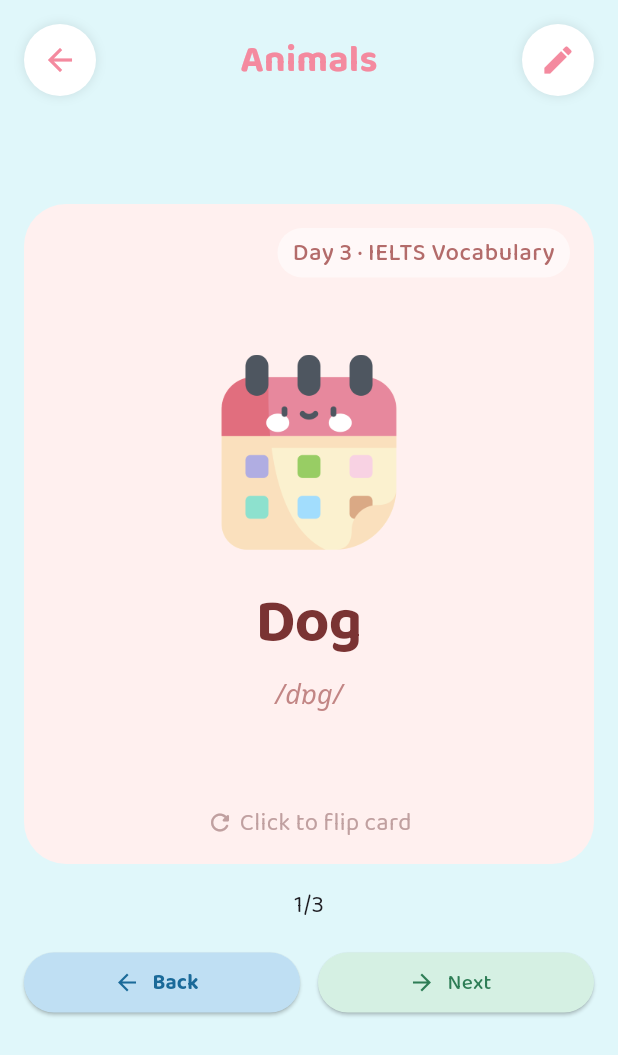
After one commit to rstzsy/FlashCardApp, a Flutter app: the FlashcardStudyScreen screen opened directly, on a phone screen of 412 x 824 dp. The commit adds this screen. Shown: the top 1055 px of the screen. Run offline on Flutter 3.47's test engine with Material 3 defaults, Android fonts, the phone set to English and light mode, and no system bars; our stand-ins replace fl_chart, google_fonts, image_picker, share_plus.

Commit message:
done UI Flashcard(study page)

```diff
--- a/flashcard_app/lib/core/widgets/app_popup.dart
+++ b/flashcard_app/lib/core/widgets/app_popup.dart
@@ -9,6 +9,7 @@ class AppPopup {
     IconData icon = Icons.check_circle,
     Color iconColor = Colors.green,
     String buttonText = "OK",
+    VoidCallback? onPressed,
   }) {
     showDialog(
       context: context,
@@ -63,6 +64,7 @@ class AppPopup {
                   child: ElevatedButton(
                     onPressed: () {
                       Navigator.pop(context);
+                      onPressed?.call();
                     },
                     style: ElevatedButton.styleFrom(
                       backgroundColor: AppColors.primary,
--- /dev/null
+++ b/flashcard_app/lib/features/flashcard/screens/flashcard_study_screen.dart
@@ -0,0 +1,116 @@
+import 'package:flashcard_app/core/themes/app_colors.dart';
+import 'package:flutter/material.dart';
+import '../../../core/widgets/app_popup.dart';
+import '../../../models/flashcardModel.dart';
+import '../widgets/flashcard_study_card.dart';
+import '../widgets/flashcard_study_control.dart';
+import '../widgets/flashcard_study_footer.dart';
+import '../widgets/flashcard_study_header.dart';
+
+class FlashcardStudyScreen extends StatefulWidget {
+  const FlashcardStudyScreen({super.key});
+
+  @override
+  State<FlashcardStudyScreen> createState() => _FlashcardStudyScreenState();
+}
+
+class _FlashcardStudyScreenState extends State<FlashcardStudyScreen> {
+  final List<FlashcardModel> flashcards = [
+    FlashcardModel(
+      day: 3,
+      level: "IELTS Vocabulary",
+      image: "assets/component/calendar.png",
+      word: "Dog", //
+      meaning: "A domesticated animal often kept as a pet",
+      phonetic: "/dɒg/",
+      example: "The dog is running in the park.",
+    ),
+    FlashcardModel(
+      day: 3,
+      level: "IELTS Vocabulary",
+      image: "assets/component/calendar.png",
+      word: "Cat",
+      meaning: "A small domesticated animal with soft fur",
+      phonetic: "/kæt/",
+      example: "The cat is sleeping on the sofa.",
+    ),
+    FlashcardModel(
+      day: 3,
+      level: "IELTS Vocabulary",
+      image: "assets/component/calendar.png",
+      word: "Bird",
+      meaning: "An animal with feathers and wings",
+      phonetic: "/bɜ:d/",
+      example: "The bird is flying in the sky.",
+    ),
+  ];
+
+  int currentIndex = 0;
+
+  void nextCard() {
+    if (currentIndex < flashcards.length - 1) {
+      setState(() => currentIndex++);
+    } else {
+      AppPopup.show(
+        context: context,
+        title: "Congratulation!",
+        message: "You studied all flashcards",
+        icon: Icons.emoji_events,
+        iconColor: Colors.amber,
+        buttonText: "Again",
+        onPressed: () {
+          setState(() {
+            currentIndex = 0;
+          });
+        },
+      );
+    }
+  }
+
+  void prevCard() {
+    if (currentIndex > 0) {
+      setState(() => currentIndex--);
+    }
+  }
+
+  @override
+  Widget build(BuildContext context) {
+    final flashcard = flashcards[currentIndex];
+
+    return Scaffold(
+      backgroundColor: AppColors.mainColor,
+      body: SafeArea(
+        child: Column(
+          children: [
+            const FlashcardStudyHeader(),
+
+            Expanded(
+              child: Padding(
+                padding: const EdgeInsets.all(16),
+                child: Column(
+                  children: [
+                    FlashcardStudyCard(
+                      key: ValueKey(currentIndex),
+                      flashcard: flashcard,
+                    ),
+
+                    const SizedBox(height: 16),
+
+                    FlashcardStudyFooter(
+                      current: currentIndex + 1,
+                      total: flashcards.length,
+                    ),
+
+                    const SizedBox(height: 16),
+
+                    FlashcardStudyControls(onNext: nextCard, onBack: prevCard),
+                  ],
+                ),
+              ),
+            ),
+          ],
+        ),
+      ),
+    );
+  }
+}
--- a/flashcard_app/lib/features/flashcard/widgets/flashcard_item.dart
+++ b/flashcard_app/lib/features/flashcard/widgets/flashcard_item.dart
@@ -1,4 +1,3 @@
-import 'dart:io';
 import 'package:flashcard_app/core/themes/app_colors.dart';
 import 'package:flutter/material.dart';
 
@@ -29,7 +28,7 @@ class FlashcardItem extends StatelessWidget {
         boxShadow: [
           BoxShadow(
             color: Colors.black.withOpacity(0.08),
-            blurRadius: 12, // độ lan
+            blurRadius: 12,
             offset: const Offset(0, 4),
           ),
         ],
--- /dev/null
+++ b/flashcard_app/lib/features/flashcard/widgets/flashcard_study_card.dart
@@ -0,0 +1,341 @@
+import 'dart:math';
+import 'package:flutter/material.dart';
+import 'package:google_fonts/google_fonts.dart';
+import '../../../models/flashcardModel.dart';
+
+class FlashcardStudyCard extends StatefulWidget {
+  final FlashcardModel flashcard;
+
+  const FlashcardStudyCard({super.key, required this.flashcard});
+
+  @override
+  State<FlashcardStudyCard> createState() => _FlashcardStudyCardState();
+}
+
+class _FlashcardStudyCardState extends State<FlashcardStudyCard>
+    with SingleTickerProviderStateMixin {
+  bool isFront = true;
+  late AnimationController _controller;
+  late Animation<double> _animation;
+
+  static const Color kCardFront = Color(0xFFF7D6D5);
+  static const Color kCardBack = Color(0xFFFFF0EF);
+  static const Color kAccentDeep = Color(0xFF7A3333);
+  static const Color kAccentMid = Color(0xFFB36B6A);
+  static const Color kAccentLight = Color(0xFFC0A0A0);
+  static const Color kDivider = Color(0xFFEAC8C7);
+  static const Color kExampleBg = Color(0x66F7D6D5);
+  static const Color kTagBg = Color(0x8DFFFFFF);
+  static const Color kBadgeDay = Color(0xFFF7D6D5);
+  static const Color kBadgeLevel = Color(0xFFD5EAF7);
+
+  @override
+  void initState() {
+    super.initState();
+    _controller = AnimationController(
+      duration: const Duration(milliseconds: 600),
+      vsync: this,
+    );
+    _animation = CurvedAnimation(
+      parent: _controller,
+      curve: const Cubic(0.4, 0.2, 0.2, 1.0),
+    );
+  }
+
+  @override
+  void dispose() {
+    _controller.dispose();
+    super.dispose();
+  }
+
+  void flipCard() {
+    if (_controller.isAnimating) return;
+    if (isFront) {
+      _controller.forward();
+    } else {
+      _controller.reverse();
+    }
+    setState(() => isFront = !isFront);
+  }
+
+  @override
+  Widget build(BuildContext context) {
+    return GestureDetector(
+      onTap: flipCard,
+      child: SizedBox(
+        width: double.infinity,
+        height: 480,
+        child: AnimatedBuilder(
+          animation: _animation,
+          builder: (context, _) {
+            // flip
+            final angle = _animation.value * pi;
+            final showFront = angle < pi / 2;
+
+            return Transform(
+              alignment: Alignment.center,
+              transform:
+                  Matrix4.identity()
+                    ..setEntry(3, 2, 0.001)
+                    ..rotateY(angle),
+              child:
+                  showFront
+                      ? _buildFront()
+                      : Transform(
+                        alignment: Alignment.center,
+                        transform: Matrix4.rotationY(pi),
+                        child: _buildBack(),
+                      ),
+            );
+          },
+        ),
+      ),
+    );
+  }
+
+  // front card
+  Widget _buildFront() {
+    final f = widget.flashcard;
+
+    return Container(
+      width: double.infinity,
+      height: double.infinity,
+      margin: const EdgeInsets.only(top: 40),
+      decoration: BoxDecoration(
+        color: kCardBack,
+        borderRadius: BorderRadius.circular(28),
+      ),
+      child: Stack(
+        children: [
+          // Tag Day
+          Positioned(
+            top: 16,
+            right: 16,
+            child: Container(
+              padding: const EdgeInsets.symmetric(horizontal: 10, vertical: 5),
+              decoration: BoxDecoration(
+                color: kTagBg,
+                borderRadius: BorderRadius.circular(20),
+              ),
+              child: Text(
+                'Day ${f.day} · ${f.level}',
+                style: const TextStyle(
+                  fontSize: 16,
+                  fontWeight: FontWeight.w500,
+                  color: kAccentMid,
+                  letterSpacing: 0.4,
+                ),
+              ),
+            ),
+          ),
+
+          // flashcard content
+          Center(
+            child: Column(
+              mainAxisSize: MainAxisSize.min,
+              children: [
+                Container(
+                  width: 130,
+                  height: 130,
+                  child: ClipRRect(
+                    borderRadius: BorderRadius.circular(20),
+                    child: Image.asset(f.image, fit: BoxFit.contain),
+                  ),
+                ),
+                const SizedBox(height: 20),
+
+                // word
+                Text(
+                  f.word,
+                  style: const TextStyle(
+                    fontSize: 40,
+                    fontWeight: FontWeight.bold,
+                    color: kAccentDeep,
+                    letterSpacing: -0.5,
+                  ),
+                ),
+                const SizedBox(height: 6),
+
+                // Phonetic
+                Text(
+                  f.phonetic,
+                  style: GoogleFonts.notoSans(
+                    fontSize: 18,
+                    fontStyle: FontStyle.italic,
+                    color: kAccentMid.withOpacity(0.8),
+                  ),
+                ),
+              ],
+            ),
+          ),
+
+          // Hint to flip
+          Positioned(
+            bottom: 16,
+            left: 0,
+            right: 0,
+            child: Row(
+              mainAxisAlignment: MainAxisAlignment.center,
+              children: const [
+                Icon(Icons.refresh_rounded, size: 18, color: kAccentLight),
+                SizedBox(width: 4),
+                Text(
+                  'Click to flip card',
+                  style: TextStyle(fontSize: 16, color: kAccentLight),
+                ),
+              ],
+            ),
+          ),
+        ],
+      ),
+    );
+  }
+
+  // back card
+  Widget _buildBack() {
+    final f = widget.flashcard;
+
+    return Container(
+      width: double.infinity,
+      height: double.infinity,
+      margin: const EdgeInsets.only(top: 40),
+      padding: const EdgeInsets.all(20),
+      decoration: BoxDecoration(
+        color: kCardBack,
+        borderRadius: BorderRadius.circular(28),
+        border: Border.all(color: kDivider, width: 0.5),
+      ),
+      child: Column(
+        crossAxisAlignment: CrossAxisAlignment.start,
+        children: [
+          // top badge
+          Row(
+            children: [
+              _Badge(text: 'Day ${f.day}', bg: kBadgeDay, fg: kAccentMid),
+              const Spacer(),
+              _Badge(
+                text: f.level,
+                bg: kBadgeLevel,
+                fg: const Color(0xFF3A7FAA),
+              ),
+            ],
+          ),
+          const SizedBox(height: 16),
+
+          // row(image + word)
+          Row(
+            crossAxisAlignment: CrossAxisAlignment.center,
+            children: [
+              Container(
+                width: 72,
+                height: 72,
+                child: ClipRRect(
+                  borderRadius: BorderRadius.circular(16),
+                  child: Image.asset(f.image, fit: BoxFit.contain),
+                ),
+              ),
+              const SizedBox(width: 14),
+              Expanded(
+                child: Column(
+                  crossAxisAlignment: CrossAxisAlignment.start,
+                  children: [
+                    Text(
+                      f.word,
+                      style: const TextStyle(
+                        fontSize: 30,
+                        fontWeight: FontWeight.bold,
+                        color: kAccentDeep,
+                        letterSpacing: -0.3,
+                      ),
+                    ),
+                    const SizedBox(height: 3),
+                    Text(
+                      f.meaning,
+                      style: const TextStyle(fontSize: 16, color: kAccentMid),
+                    ),
+                    const SizedBox(height: 2),
+                    Text(
+                      f.phonetic,
+                      style: GoogleFonts.notoSans(
+                        fontSize: 18,
+                        fontStyle: FontStyle.italic,
+                        color: kAccentMid.withOpacity(0.8),
+                      ),
+                    ),
+                  ],
+                ),
+              ),
+            ],
+          ),
+          const SizedBox(height: 14),
+
+          // Divider
+          const Divider(color: kDivider, thickness: 0.5, height: 1),
+          const SizedBox(height: 14),
+
+          // Example box
+          Container(
+            width: double.infinity,
+            padding: const EdgeInsets.symmetric(horizontal: 14, vertical: 10),
+            decoration: BoxDecoration(
+              color: kExampleBg,
+              borderRadius: BorderRadius.circular(13),
+            ),
+            child: Column(
+              crossAxisAlignment: CrossAxisAlignment.start,
+              children: [
+                const Text(
+                  'EXAMPLE',
+                  style: TextStyle(
+                    fontSize: 18,
+                    fontWeight: FontWeight.w600,
+                    color: kAccentMid,
+                    letterSpacing: 0.8,
+                  ),
+                ),
+                const SizedBox(height: 5),
+                Text(
+                  f.example,
+                  style: const TextStyle(
+                    fontSize: 18,
+                    color: kAccentDeep,
+                    height: 1.6,
+                  ),
+                ),
+              ],
+            ),
+          ),
+        ],
+      ),
+    );
+  }
+}
+
+// badge
+class _Badge extends StatelessWidget {
+  final String text;
+  final Color bg;
+  final Color fg;
+
+  const _Badge({required this.text, required this.bg, required this.fg});
+
+  @override
+  Widget build(BuildContext context) {
+    return Container(
+      padding: const EdgeInsets.symmetric(horizontal: 10, vertical: 5),
+      decoration: BoxDecoration(
+        color: bg,
+        borderRadius: BorderRadius.circular(20),
+      ),
+      child: Text(
+        text,
+        style: TextStyle(
+          fontSize: 16,
+          fontWeight: FontWeight.w500,
+          color: fg,
+          letterSpacing: 0.3,
+        ),
+      ),
+    );
+  }
+}
--- /dev/null
+++ b/flashcard_app/lib/features/flashcard/widgets/flashcard_study_control.dart
@@ -0,0 +1,49 @@
+import 'package:flutter/material.dart';
+
+class FlashcardStudyControls extends StatelessWidget {
+  final VoidCallback onNext;
+  final VoidCallback onBack;
+
+  const FlashcardStudyControls({
+    super.key,
+    required this.onNext,
+    required this.onBack,
+  });
+
+  @override
+  Widget build(BuildContext context) {
+    return Column(
+      children: [
+        Row(
+          children: [
+            Expanded(
+              child: ElevatedButton.icon(
+                onPressed: onBack,
+                icon: const Icon(Icons.arrow_back, color: Color(0xFF1A6A99),),
+                label: const Text(
+                  "Back",
+                  style: TextStyle(
+                    color: Color(0xFF1A6A99),
+                    fontWeight: FontWeight.bold,
+                  ),
+                ),
+                style: ElevatedButton.styleFrom(
+                  backgroundColor: Color.fromARGB(255, 191, 223, 243),
+                ),
+              ),
+            ),
+            const SizedBox(width: 12),
+            Expanded(
+              child: ElevatedButton.icon(
+                onPressed: onNext,
+                icon: const Icon(Icons.arrow_forward, color: Color(0xFF2E7D56)),
+                label: const Text("Next", style: TextStyle(color: Color(0xFF2E7D56)),),
+                style: ElevatedButton.styleFrom(backgroundColor: Color(0xFFD5F0E3)),
+              ),
+            ),
+          ],
+        ),
+      ],
+    );
+  }
+}
--- /dev/null
+++ b/flashcard_app/lib/features/flashcard/widgets/flashcard_study_footer.dart
@@ -0,0 +1,21 @@
+import 'package:flutter/material.dart';
+
+
+class FlashcardStudyFooter extends StatelessWidget {
+  final int current;
+  final int total;
+
+  const FlashcardStudyFooter({
+    super.key,
+    required this.current,
+    required this.total,
+  });
+
+  @override
+  Widget build(BuildContext context) {
+    return Text(
+      "$current/$total",
+      style: const TextStyle(fontSize: 16),
+    );
+  }
+}
--- /dev/null
+++ b/flashcard_app/lib/features/flashcard/widgets/flashcard_study_header.dart
@@ -0,0 +1,63 @@
+import 'package:flutter/material.dart';
+import 'package:flashcard_app/core/themes/app_colors.dart';
+
+class FlashcardStudyHeader extends StatelessWidget {
+  const FlashcardStudyHeader({super.key});
+
+  @override
+  Widget build(BuildContext context) {
+    return Padding(
+      padding: const EdgeInsets.all(16),
+      child: Row(
+        children: [
+          _circleButton(
+            icon: Icons.arrow_back,
+            onPressed: () => Navigator.pop(context),
+          ),
+
+          const Spacer(),
+
+          const Text(
+            "Animals",
+            style: TextStyle(
+              fontSize: 25,
+              fontWeight: FontWeight.bold,
+              color: AppColors.highlightColor,
+            ),
+          ),
+
+          const Spacer(),
+
+          _circleButton(
+            icon: Icons.edit,
+            onPressed: () {
+              // func
+            },
+          ),
+        ],
+      ),
+    );
+  }
+
+  Widget _circleButton({
+    required IconData icon,
+    required VoidCallback onPressed,
+  }) {
+    return Container(
+      decoration: BoxDecoration(
+        color: Colors.white,
+        shape: BoxShape.circle,
+        boxShadow: [
+          BoxShadow(
+            color: Colors.black.withOpacity(0.1),
+            blurRadius: 6,
+          ),
+        ],
+      ),
+      child: IconButton(
+        icon: Icon(icon, color: AppColors.highlightColor),
+        onPressed: onPressed,
+      ),
+    );
+  }
+}
--- /dev/null
+++ b/flashcard_app/lib/models/flashcardModel.dart
@@ -0,0 +1,19 @@
+class FlashcardModel {
+  final int day;
+  final String level;
+  final String image;
+  final String word;
+  final String phonetic;
+  final String meaning;
+  final String example;
+
+  FlashcardModel({
+    required this.day,
+    required this.level,
+    required this.image,
+    required this.word,
+    required this.phonetic,
+    required this.meaning,
+    required this.example,
+  });
+}
```
Also changed, not shown: flashcard_app/lib/core/widgets/collection_card.dart (+49 -33 lines), flashcard_app/lib/features/flashcard/screens/flashcard_manager_screen.dart (+12 -5 lines).
